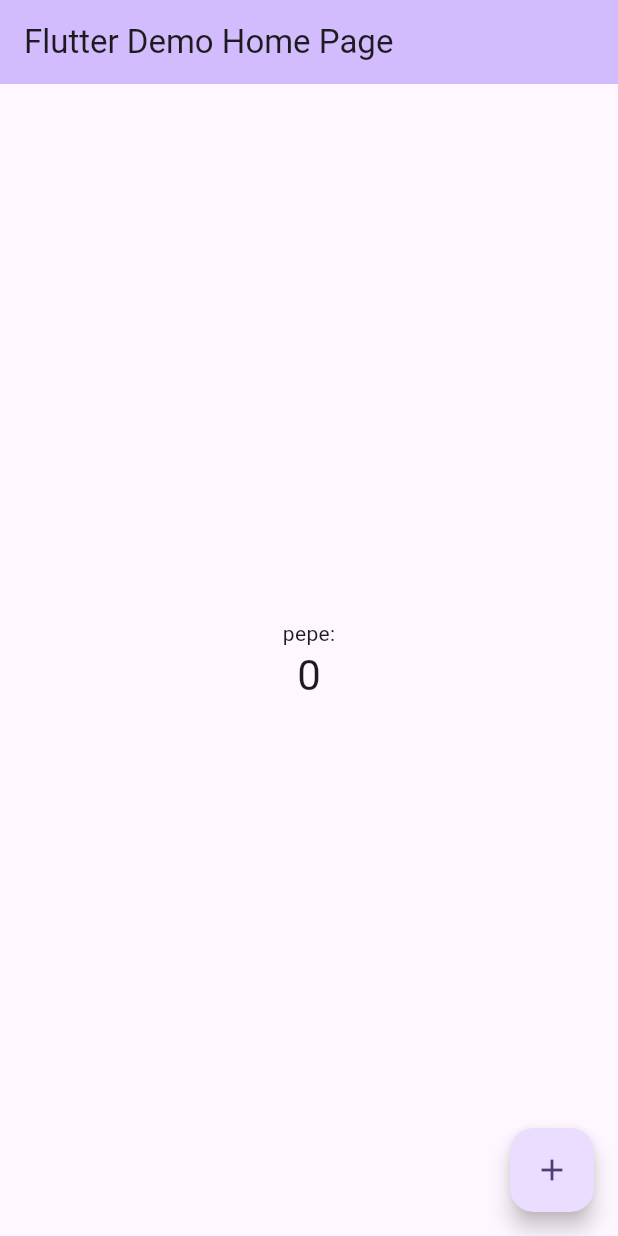
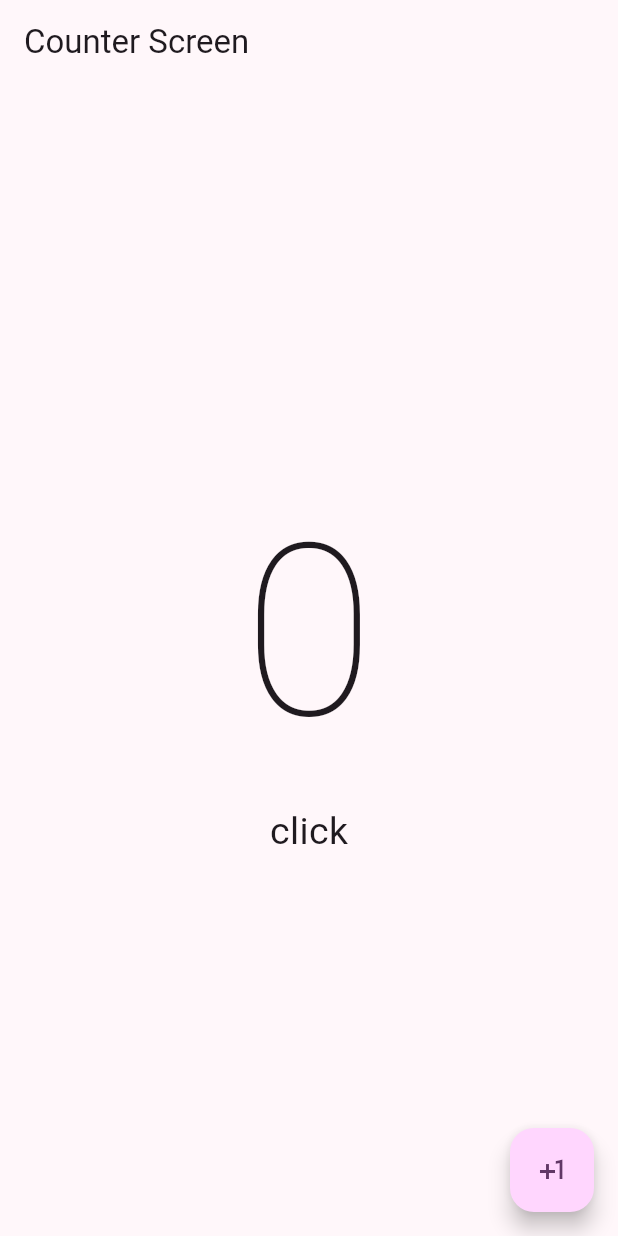
Before and after one commit to manucastelnovo/yes-no-maybe-app, a Flutter app: the screen it shows after launch, on a phone screen of 412 x 824 dp. Run offline on Flutter 3.47's test engine with Material 2 defaults, Android fonts, the phone set to English and light mode, and no system bars.

```diff
--- a/lib/main.dart
+++ b/lib/main.dart
@@ -1,125 +1,22 @@
 import 'package:flutter/material.dart';
+import 'package:flutter_application_1/presentation/counter/counter_screen.dart';
 
-void main() {
-  runApp(const MyApp());
+void main(List<String> args) {
+  runApp(MyApp());
 }
 
 class MyApp extends StatelessWidget {
   const MyApp({super.key});
 
-  // This widget is the root of your application.
   @override
   Widget build(BuildContext context) {
     return MaterialApp(
-      title: 'Flutter Demo',
+      debugShowCheckedModeBanner: false,
       theme: ThemeData(
-        // This is the theme of your application.
-        //
-        // TRY THIS: Try running your application with "flutter run". You'll see
-        // the application has a blue toolbar. Then, without quitting the app,
-        // try changing the seedColor in the colorScheme below to Colors.green
-        // and then invoke "hot reload" (save your changes or press the "hot
-        // reload" button in a Flutter-supported IDE, or press "r" if you used
-        // the command line to start the app).
-        //
-        // Notice that the counter didn't reset back to zero; the application
-        // state is not lost during the reload. To reset the state, use hot
-        // restart instead.
-        //
-        // This works for code too, not just values: Most code changes can be
-        // tested with just a hot reload.
-        colorScheme: ColorScheme.fromSeed(seedColor: Colors.deepPurple),
         useMaterial3: true,
+        colorSchemeSeed: Colors.purple,
       ),
-      home: const MyHomePage(title: 'Flutter Demo Home Page'),
+      home: const CounterScreen(),
     );
   }
 }
-
-class MyHomePage extends StatefulWidget {
-  const MyHomePage({super.key, required this.title});
-
-  // This widget is the home page of your application. It is stateful, meaning
-  // that it has a State object (defined below) that contains fields that affect
-  // how it looks.
-
-  // This class is the configuration for the state. It holds the values (in this
-  // case the title) provided by the parent (in this case the App widget) and
-  // used by the build method of the State. Fields in a Widget subclass are
-  // always marked "final".
-
-  final String title;
-
-  @override
-  State<MyHomePage> createState() => _MyHomePageState();
-}
-
-class _MyHomePageState extends State<MyHomePage> {
-  int _counter = 0;
-
-  void _incrementCounter() {
-    setState(() {
-      // This call to setState tells the Flutter framework that something has
-      // changed in this State, which causes it to rerun the build method below
-      // so that the display can reflect the updated values. If we changed
-      // _counter without calling setState(), then the build method would not be
-      // called again, and so nothing would appear to happen.
-      _counter++;
-    });
-  }
-
-  @override
-  Widget build(BuildContext context) {
-    // This method is rerun every time setState is called, for instance as done
-    // by the _incrementCounter method above.
-    //
-    // The Flutter framework has been optimized to make rerunning build methods
-    // fast, so that you can just rebuild anything that needs updating rather
-    // than having to individually change instances of widgets.
-    return Scaffold(
-      appBar: AppBar(
-        // TRY THIS: Try changing the color here to a specific color (to
-        // Colors.amber, perhaps?) and trigger a hot reload to see the AppBar
-        // change color while the other colors stay the same.
-        backgroundColor: Theme.of(context).colorScheme.inversePrimary,
-        // Here we take the value from the MyHomePage object that was created by
-        // the App.build method, and use it to set our appbar title.
-        title: Text(widget.title),
-      ),
-      body: Center(
-        // Center is a layout widget. It takes a single child and positions it
-        // in the middle of the parent.
-        child: Column(
-          // Column is also a layout widget. It takes a list of children and
-          // arranges them vertically. By default, it sizes itself to fit its
-          // children horizontally, and tries to be as tall as its parent.
-          //
-          // Column has various properties to control how it sizes itself and
-          // how it positions its children. Here we use mainAxisAlignment to
-          // center the children vertically; the main axis here is the vertical
-          // axis because Columns are vertical (the cross axis would be
-          // horizontal).
-          //
-          // TRY THIS: Invoke "debug painting" (choose the "Toggle Debug Paint"
-          // action in the IDE, or press "p" in the console), to see the
-          // wireframe for each widget.
-          mainAxisAlignment: MainAxisAlignment.center,
-          children: <Widget>[
-            const Text(
-              'pepe:',
-            ),
-            Text(
-              '$_counter',
-              style: Theme.of(context).textTheme.headlineMedium,
-            ),
-          ],
-        ),
-      ),
-      floatingActionButton: FloatingActionButton(
-        onPressed: _incrementCounter,
-        tooltip: 'Increment',
-        child: const Icon(Icons.add),
-      ), // This trailing comma makes auto-formatting nicer for build methods.
-    );
-  }
-}
--- /dev/null
+++ b/lib/presentation/counter/counter_screen.dart
@@ -0,0 +1,45 @@
+import 'package:flutter/material.dart';
+
+class CounterScreen extends StatefulWidget {
+  const CounterScreen({super.key});
+
+  @override
+  State<CounterScreen> createState() => _CounterScreenState();
+}
+
+class _CounterScreenState extends State<CounterScreen> {
+  int clickCounter = 0;
+
+  @override
+  Widget build(BuildContext context) {
+    return Scaffold(
+      appBar: AppBar(
+        title: const Text('Counter Screen'),
+      ),
+      body: Center(
+        child: Column(
+          mainAxisAlignment: MainAxisAlignment.center,
+          children: [
+            Text(
+              '$clickCounter',
+              style:
+                  const TextStyle(fontSize: 160, fontWeight: FontWeight.w100),
+            ),
+            Text(
+              clickCounter <= 1 ? 'click' : 'clicks',
+              style: const TextStyle(fontSize: 25),
+            ),
+          ],
+        ),
+      ),
+      floatingActionButton: FloatingActionButton(
+        onPressed: () {
+          setState(() {
+            clickCounter++;
+          });
+        },
+        child: const Icon(Icons.plus_one),
+      ),
+    );
+  }
+}
```
Also changed, not shown: 1 other file.
